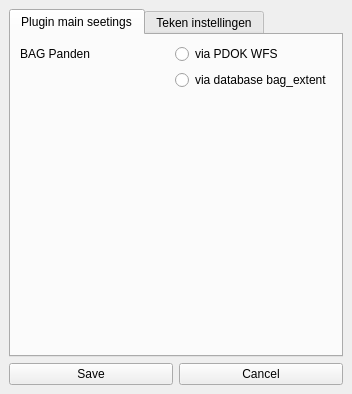
First picture: the form in plugin/oiv/oiv_config_widget.ui, repository OIV-NL-QGIS/QGIS_project, before the edit.
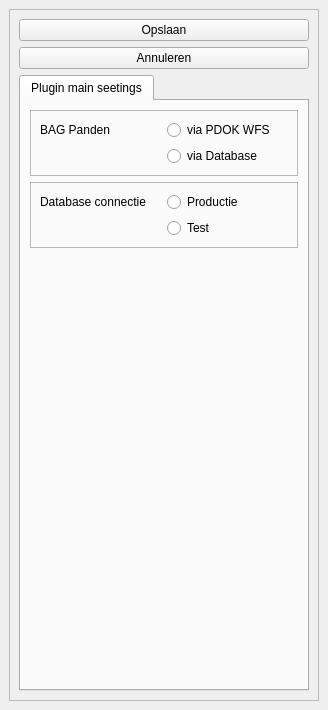
Second picture: the form after the edit.

Diff of the .ui file:
```diff
--- a/plugin/oiv/oiv_config_widget.ui
+++ b/plugin/oiv/oiv_config_widget.ui
@@ -6,8 +6,8 @@
    <rect>
     <x>0</x>
     <y>0</y>
-    <width>352</width>
-    <height>394</height>
+    <width>328</width>
+    <height>710</height>
    </rect>
   </property>
   <property name="windowTitle">
@@ -15,21 +15,36 @@
   </property>
   <widget class="QWidget" name="dockWidgetContents">
    <layout class="QGridLayout" name="gridLayout_2">
-    <item row="1" column="0">
+    <item row="0" column="0">
+     <widget class="QScrollArea" name="scrollArea">
+      <property name="widgetResizable">
+       <bool>true</bool>
+      </property>
+      <widget class="QWidget" name="scrollAreaWidgetContents">
+       <property name="geometry">
+        <rect>
+         <x>0</x>
+         <y>0</y>
+         <width>308</width>
+         <height>668</height>
+        </rect>
+       </property>
+       <layout class="QVBoxLayout" name="verticalLayout">
+        <item>
      <widget class="QPushButton" name="save">
       <property name="text">
-       <string>Save</string>
+           <string>Opslaan</string>
       </property>
      </widget>
     </item>
-    <item row="1" column="1">
+        <item>
      <widget class="QPushButton" name="cancel">
       <property name="text">
-       <string>Cancel</string>
+           <string>Annuleren</string>
       </property>
      </widget>
     </item>
-    <item row="0" column="0" colspan="2">
+        <item>
      <widget class="QTabWidget" name="tabWidget">
       <property name="enabled">
        <bool>true</bool>
@@ -44,28 +59,7 @@
        <layout class="QVBoxLayout" name="verticalLayout_2">
         <item>
          <layout class="QGridLayout" name="gridLayout">
-          <item row="1" column="1">
-           <widget class="QRadioButton" name="bagdatabase">
-            <property name="text">
-             <string>via database bag_extent</string>
-            </property>
-           </widget>
-          </item>
-          <item row="0" column="1">
-           <widget class="QRadioButton" name="bagwfs">
-            <property name="text">
-             <string>via PDOK WFS</string>
-            </property>
-           </widget>
-          </item>
-          <item row="0" column="0">
-           <widget class="QLabel" name="label">
-            <property name="text">
-             <string>BAG Panden </string>
-            </property>
-           </widget>
-          </item>
-          <item row="2" column="0">
+              <item row="6" column="0">
            <spacer name="verticalSpacer">
             <property name="orientation">
              <enum>Qt::Vertical</enum>
@@ -78,14 +72,91 @@
             </property>
            </spacer>
           </item>
-         </layout>
-        </item>
-       </layout>
-      </widget>
-      <widget class="QWidget" name="drawing">
-       <attribute name="title">
-        <string>Teken instellingen</string>
-       </attribute>
+              <item row="3" column="0" colspan="2">
+               <widget class="QFrame" name="frame">
+                <property name="minimumSize">
+                 <size>
+                  <width>0</width>
+                  <height>0</height>
+                 </size>
+                </property>
+                <property name="frameShape">
+                 <enum>QFrame::StyledPanel</enum>
+                </property>
+                <property name="frameShadow">
+                 <enum>QFrame::Raised</enum>
+                </property>
+                <layout class="QGridLayout" name="gridLayout_3">
+                 <item row="0" column="1">
+                  <widget class="QRadioButton" name="dbprod">
+                   <property name="text">
+                    <string>Productie</string>
+                   </property>
+                  </widget>
+                 </item>
+                 <item row="0" column="0">
+                  <widget class="QLabel" name="label_2">
+                   <property name="text">
+                    <string>Database connectie</string>
+                   </property>
+                  </widget>
+                 </item>
+                 <item row="1" column="1">
+                  <widget class="QRadioButton" name="dbtest">
+                   <property name="text">
+                    <string>Test</string>
+                   </property>
+                  </widget>
+                 </item>
+                </layout>
+               </widget>
+              </item>
+              <item row="2" column="0" colspan="2">
+               <widget class="QFrame" name="frame_2">
+                <property name="minimumSize">
+                 <size>
+                  <width>0</width>
+                  <height>0</height>
+                 </size>
+                </property>
+                <property name="frameShape">
+                 <enum>QFrame::StyledPanel</enum>
+                </property>
+                <property name="frameShadow">
+                 <enum>QFrame::Raised</enum>
+                </property>
+                <layout class="QGridLayout" name="gridLayout_4">
+                 <item row="0" column="0">
+                  <widget class="QLabel" name="label">
+                   <property name="text">
+                    <string>BAG Panden </string>
+                   </property>
+                  </widget>
+                 </item>
+                 <item row="0" column="1">
+                  <widget class="QRadioButton" name="bagwfs">
+                   <property name="text">
+                    <string>via PDOK WFS</string>
+                   </property>
+                  </widget>
+                 </item>
+                 <item row="1" column="1">
+                  <widget class="QRadioButton" name="bagdatabase">
+                   <property name="text">
+                    <string>via Database</string>
+                   </property>
+                  </widget>
+                 </item>
+                </layout>
+               </widget>
+              </item>
+             </layout>
+            </item>
+           </layout>
+          </widget>
+         </widget>
+        </item>
+       </layout>
       </widget>
      </widget>
     </item>
```
Lines whose indentation alone changed are shown as unchanged.
